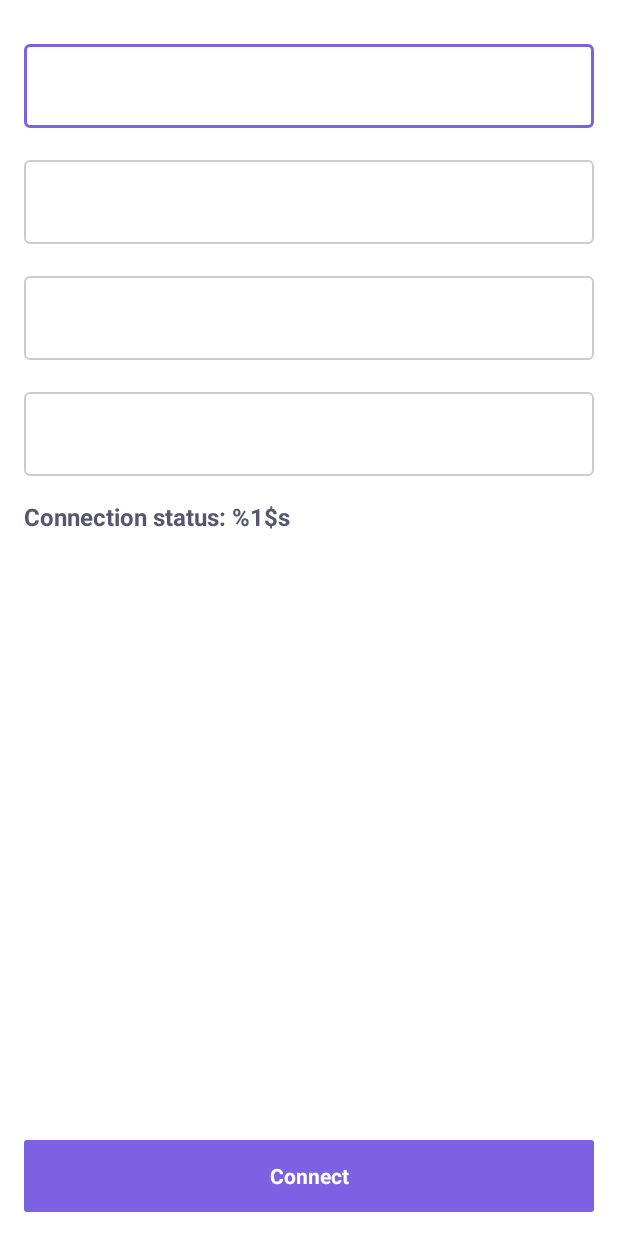
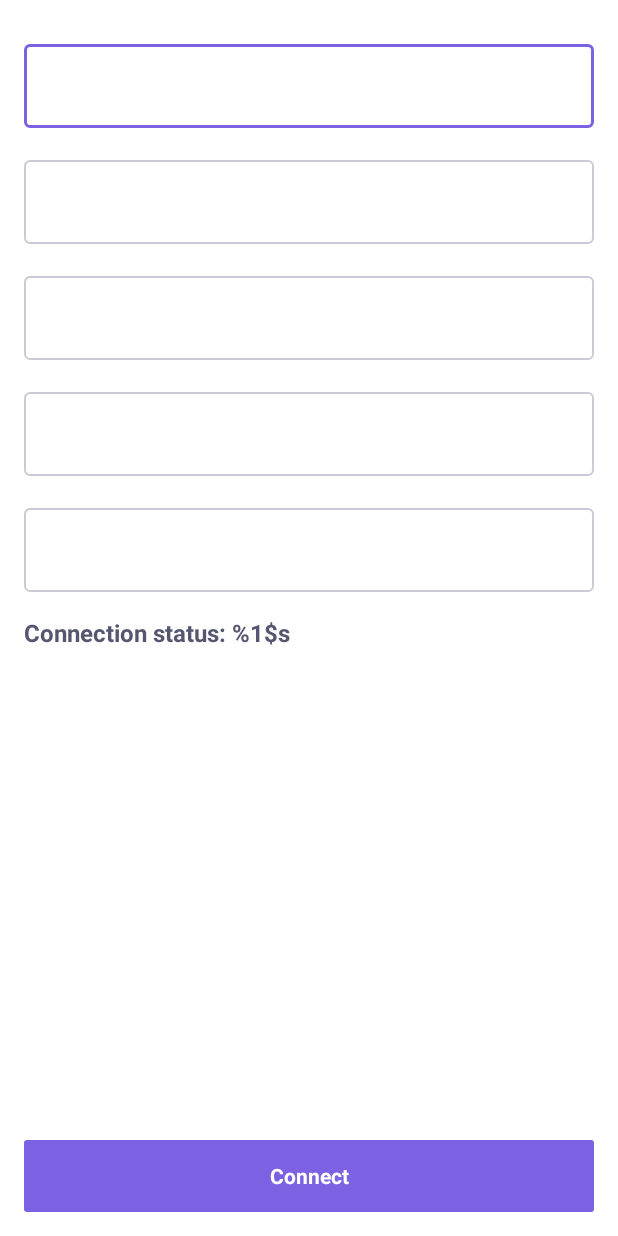
Before and after one commit to japrogbogdan/wifi-connect, an Android app: the layout activity_main.xml on its own in the app's theme, with its tools: preview values and no code run, on a phone screen of 412 x 824 dp. Run offline under Robolectric (Android 15) with nearby library versions, the phone set to English and light mode, and no system bars.

Commit message:
new param - domain name of the SmartWiFi API server

```diff
--- a/demo/src/main/res/layout/activity_main.xml
+++ b/demo/src/main/res/layout/activity_main.xml
@@ -40,12 +40,20 @@
                 app:layout_constraintTop_toBottomOf="@id/input_token" />
 
             <ui.helper.InputView
+                android:id="@+id/input_apiDomain"
+                android:layout_width="0dp"
+                android:layout_height="wrap_content"
+                app:layout_constraintEnd_toEndOf="parent"
+                app:layout_constraintStart_toStartOf="parent"
+                app:layout_constraintTop_toBottomOf="@id/input_userId" />
+
+            <ui.helper.InputView
                 android:id="@+id/input_channelId"
                 android:layout_width="0dp"
                 android:layout_height="wrap_content"
                 app:layout_constraintEnd_toEndOf="parent"
                 app:layout_constraintStart_toStartOf="parent"
-                app:layout_constraintTop_toBottomOf="@id/input_userId" />
+                app:layout_constraintTop_toBottomOf="@id/input_apiDomain" />
 
             <ui.helper.InputView
                 android:id="@+id/input_projectId"
--- a/sdk/src/main/java/io/connect/wifi/sdk/data/SessionData.kt
+++ b/sdk/src/main/java/io/connect/wifi/sdk/data/SessionData.kt
@@ -11,6 +11,7 @@ import org.json.JSONObject
  */
 internal data class SessionData(
     val apiKey: String,
+    val apiDomain: String,
     val channelId: Int,
     val projectId: Int,
     val userId: String,
--- a/sdk/src/main/java/io/connect/wifi/sdk/network/RequestConfigCommand.kt
+++ b/sdk/src/main/java/io/connect/wifi/sdk/network/RequestConfigCommand.kt
@@ -12,13 +12,12 @@ internal class RequestConfigCommand(private val sessionData: SessionData) :
     BasePostNetworkCommand() {
 
     companion object {
-        private const val URL_LINK =
-            "https://api.smartregion.online/project/%d/channel/%d/get_wifi_settings"
+        private const val URL_LINK = "%s/project/%d/channel/%d/get_wifi_settings"
     }
 
     override fun getUrlLink() =
         String.format(
-            Locale.US, URL_LINK, sessionData.projectId, sessionData.channelId
+            Locale.US, URL_LINK, sessionData.apiDomain, sessionData.projectId, sessionData.channelId
         )
 
     override fun getApiKey() = sessionData.apiKey
--- a/sdk/src/main/java/io/connect/wifi/sdk/network/SendConnectionResultCommand.kt
+++ b/sdk/src/main/java/io/connect/wifi/sdk/network/SendConnectionResultCommand.kt
@@ -12,13 +12,12 @@ internal class SendConnectionResultCommand(private val sessionData: SessionData)
     BasePostNetworkCommand() {
 
     companion object {
-        private const val URL_LINK =
-            "https://api.smartregion.online/project/%d/channel/%d/log_wifi_settings"
+        private const val URL_LINK = "%s/project/%d/channel/%d/log_wifi_settings"
     }
 
     override fun getUrlLink() =
         String.format(
-            Locale.US, URL_LINK, sessionData.projectId, sessionData.channelId
+            Locale.US, URL_LINK, sessionData.apiDomain, sessionData.projectId, sessionData.channelId
         )
 
     override fun getApiKey() = sessionData.apiKey
```
Also changed, not shown: demo/src/main/java/io/connect/wifi/demo/MainActivity.kt (+11 -2 lines), helper/src/main/java/ui/helper/LocalCache.kt (+9 -0 lines), sdk/src/main/java/io/connect/wifi/sdk/WifiSession.kt (+15 -1 lines), 1 other file.
